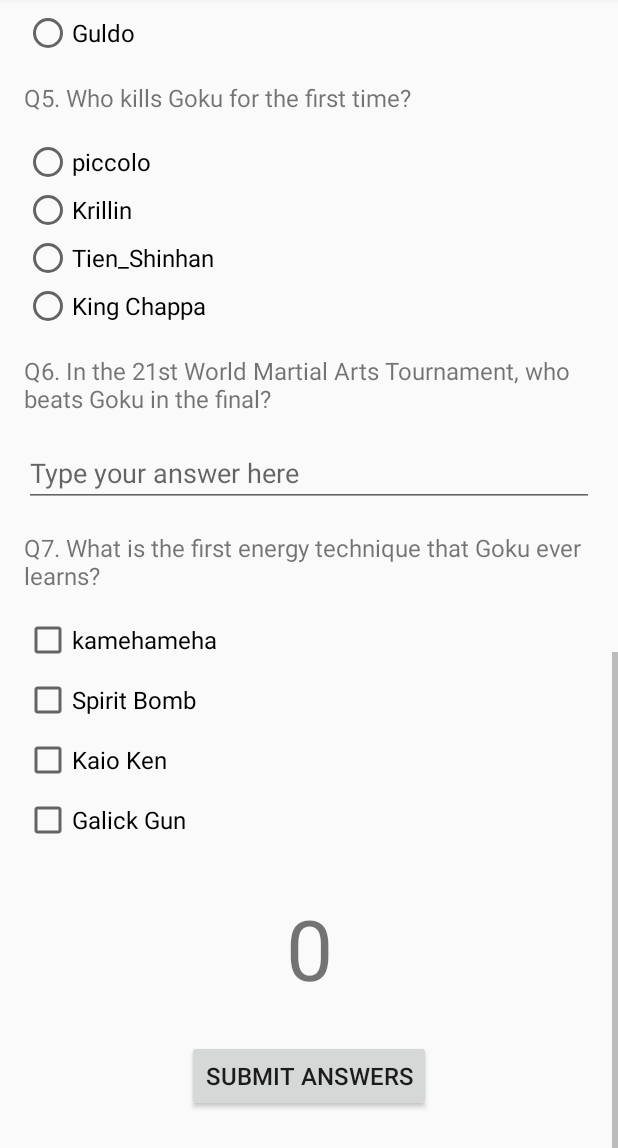
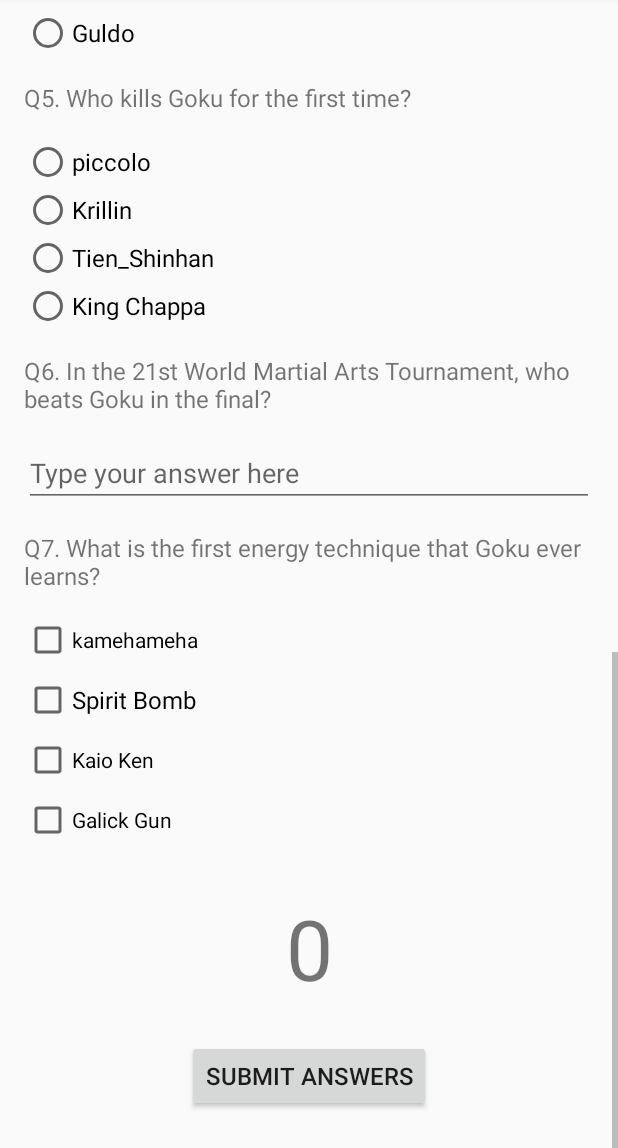
Before and after one commit to surplus867/DragonBallQuizApp, an Android app: the screen it shows after launch (MainActivity), scrolled down 1017 dp, on a phone screen of 412 x 824 dp, the part 88-1236 px from its top. Run offline under Robolectric (Android 15) with nearby library versions, the phone set to English and light mode, and no system bars.

Commit message:
Pre-draft8

```diff
--- a/app/src/main/res/layout/activity_main.xml
+++ b/app/src/main/res/layout/activity_main.xml
@@ -337,7 +337,6 @@
 
     <CheckBox
         android:id="@+id/chk1"
-        style="@style/RadioButtonStyle"
         android:layout_width="wrap_content"
         android:layout_height="wrap_content"
         android:layout_marginEnd="16dp"
@@ -369,7 +368,6 @@
 
     <CheckBox
         android:id="@+id/chk3"
-        style="@style/RadioButtonStyle"
         android:layout_width="wrap_content"
         android:layout_height="wrap_content"
         android:layout_marginEnd="16dp"
@@ -385,7 +383,6 @@
 
     <CheckBox
         android:id="@+id/chk4"
-        style="@style/RadioButtonStyle"
         android:layout_width="wrap_content"
         android:layout_height="wrap_content"
         android:layout_marginEnd="16dp"
--- a/app/src/main/res/values/styles.xml
+++ b/app/src/main/res/values/styles.xml
@@ -16,7 +16,7 @@
         <item name="android:gravity">center_vertical</item>
         <item name="android:textSize">16sp</item>
     </style>
-    <!-- Style for question 1-15 on the quiz -->
+    <!-- Style for question 1-7 on the quiz -->
     <style name="FontTheme" >
     <item name="android:layout_width">match_parent</item>
     <item name="android:layout_height">wrap_content</item>
```
